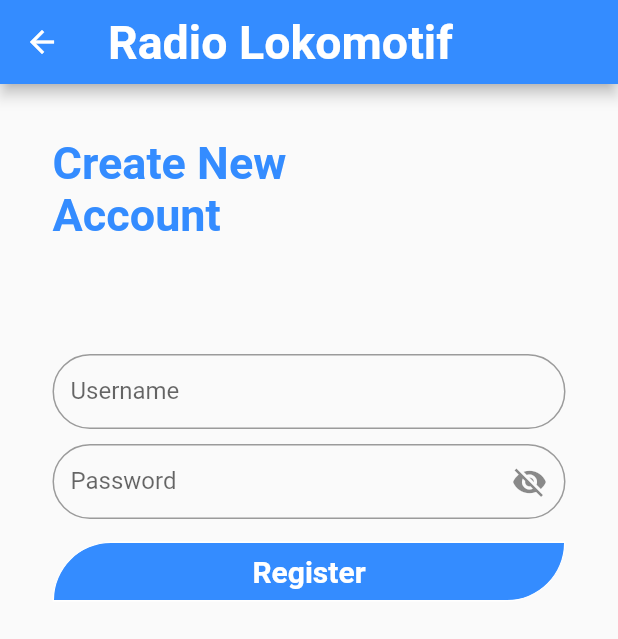
After one commit to renalazy/kai_ralok, a Flutter app: the screen it shows after launch, after a tap on "REGISTER", on a phone screen of 412 x 824 dp. The commit adds this screen. Shown: the top 639 px of the screen. Run offline on Flutter 3.47's test engine with Material 2 defaults, Android fonts, the phone set to English and light mode, and no system bars; Roboto replaces fonts that are missing (TitilliumWeb).

Commit message:
initial commit

```diff
--- a/lib/boarding.dart
+++ b/lib/boarding.dart
@@ -1,6 +1,7 @@
 import 'package:flutter/material.dart';
 import 'package:flutter/services.dart';
 import 'package:kai_ralok/login.dart';
+import 'package:kai_ralok/register.dart';
 
 void main() {
   SystemChrome.setPreferredOrientations([DeviceOrientation.portraitUp])
@@ -71,7 +72,12 @@ class _BoardingPageState extends State<BoardingPage> {
             SizedBox(
               height: 20.0,
             ),
-            Center(
+            GestureDetector(
+              onTap: () {
+                Navigator.push(context,
+                    MaterialPageRoute(builder: (context) => RegisterPage()));
+              },
+              child: Center(
                 child: Container(
                     height: 40.0,
                     width: 150.0,
@@ -87,6 +93,7 @@ class _BoardingPageState extends State<BoardingPage> {
                             color: Colors.white, fontWeight: FontWeight.bold),
                       ),
                     )),
+              ),
             )
           ],
         )
--- /dev/null
+++ b/lib/register.dart
@@ -0,0 +1,146 @@
+import 'package:flutter/material.dart';
+import 'package:flutter/services.dart';
+
+void main() {
+  SystemChrome.setPreferredOrientations([DeviceOrientation.portraitUp])
+      .then((_) {
+    runApp(RegisterApp());
+  });
+}
+
+class RegisterApp extends StatelessWidget {
+  @override
+  Widget build(BuildContext context) {
+    return MaterialApp(
+      title: 'Register',
+      home: RegisterPage(),
+    );
+  }
+}
+
+class RegisterPage extends StatefulWidget {
+  @override
+  _RegisterPage createState() => _RegisterPage();
+}
+
+class _RegisterPage extends State<RegisterPage> {
+  String username, password;
+  bool _secureText = true;
+
+  showHide() {
+    setState(() {
+      _secureText = !_secureText;
+    });
+  }
+
+  @override
+  Widget build(BuildContext context) {
+    final appbarContent = AppBar(
+      title: Text(
+        'Radio Lokomotif',
+        style: TextStyle(
+            fontSize: 31.0, fontWeight: FontWeight.bold, color: Colors.white),
+      ),
+      backgroundColor: Color(0xFF348CFF),
+    );
+
+    final bodyContent = SingleChildScrollView(
+      child: Padding(
+        padding: EdgeInsets.symmetric(vertical: 35.0, horizontal: 35.0),
+        child: Container(
+          child: Column(
+            crossAxisAlignment: CrossAxisAlignment.start,
+            children: <Widget>[
+              Container(
+                child: Text(
+                  'Create New\nAccount',
+                  style: TextStyle(
+                      fontWeight: FontWeight.bold,
+                      fontSize: 30.0,
+                      color: Color(0xFF348CFF)),
+                ),
+              ),
+              SizedBox(
+                height: 75.0,
+              ),
+              Container(
+                height: 50.0,
+                child: TextFormField(
+                  onSaved: (e) => username = e,
+                  decoration: InputDecoration(
+                    labelText: 'Username',
+                    fillColor: Colors.white,
+                    border: OutlineInputBorder(
+                        borderRadius: BorderRadius.circular(25.0),
+                        borderSide: BorderSide()),
+                  ),
+                  validator: (e) {
+                    if (e.isEmpty) {
+                      return "Please insert username";
+                    }
+                  },
+                  keyboardType: TextInputType.emailAddress,
+                ),
+              ),
+              SizedBox(height: 10.0),
+              Container(
+                height: 50.0,
+                child: TextFormField(
+                  obscureText: _secureText,
+                  onSaved: (e) => password = e,
+                  decoration: InputDecoration(
+                    labelText: 'Password',
+                    suffixIcon: IconButton(
+                      onPressed: showHide,
+                      icon: Icon(_secureText
+                          ? Icons.visibility_off
+                          : Icons.visibility),
+                    ),
+                    fillColor: Colors.white,
+                    border: OutlineInputBorder(
+                        borderRadius: BorderRadius.circular(25.0),
+                        borderSide: BorderSide()),
+                  ),
+                  keyboardType: TextInputType.visiblePassword,
+                ),
+              ),
+              SizedBox(
+                height: 15.0,
+              ),
+              GestureDetector(
+                onTap: () {},
+                child: Center(
+                  child: Container(
+                    height: 40.0,
+                    decoration: BoxDecoration(
+                      border: Border.all(width: 1, color: Colors.white),
+                      borderRadius: BorderRadius.only(
+                          topLeft: Radius.circular(50.0),
+                          bottomRight: Radius.circular(50.0)),
+                      color: Color(0xFF348CFF),
+                    ),
+                    child: Center(
+                      child: Text(
+                        'Register',
+                        style: TextStyle(
+                            fontSize: 20.0,
+                            fontFamily: 'TitilliumWeb',
+                            fontWeight: FontWeight.bold,
+                            color: Colors.white),
+                      ),
+                    ),
+                  ),
+                ),
+              ),
+            ],
+          ),
+        ),
+      ),
+    );
+
+    return Scaffold(
+      appBar: appbarContent,
+      body: bodyContent,
+    );
+  }
+}
```
Lines whose indentation alone changed are shown as unchanged.
